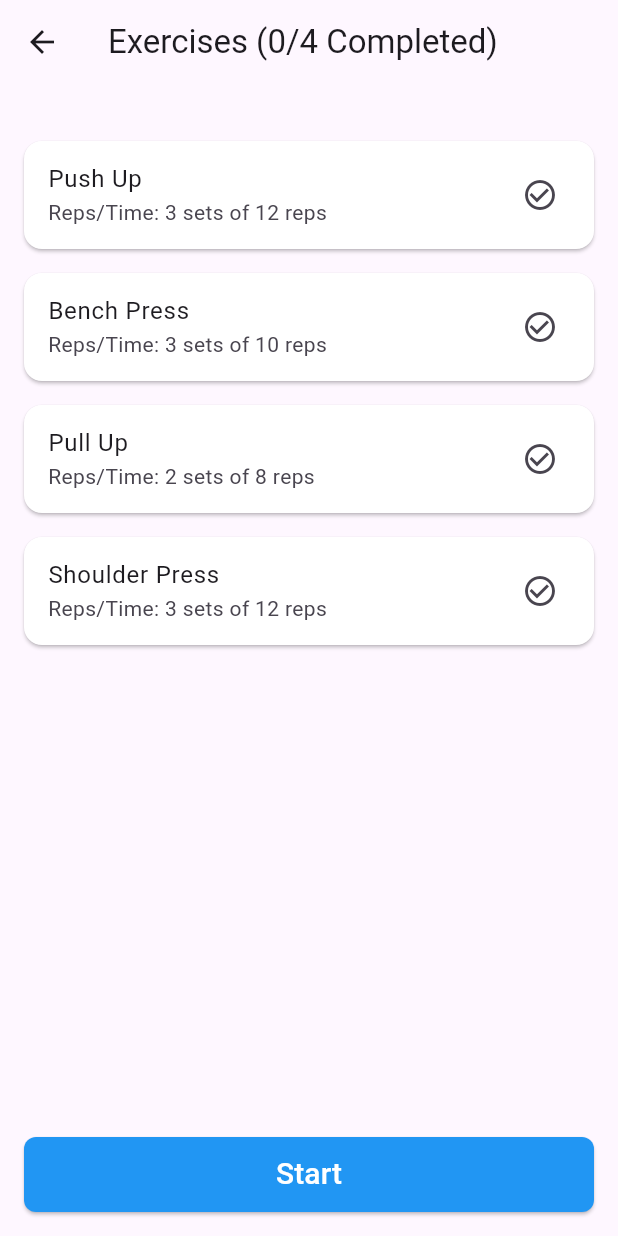
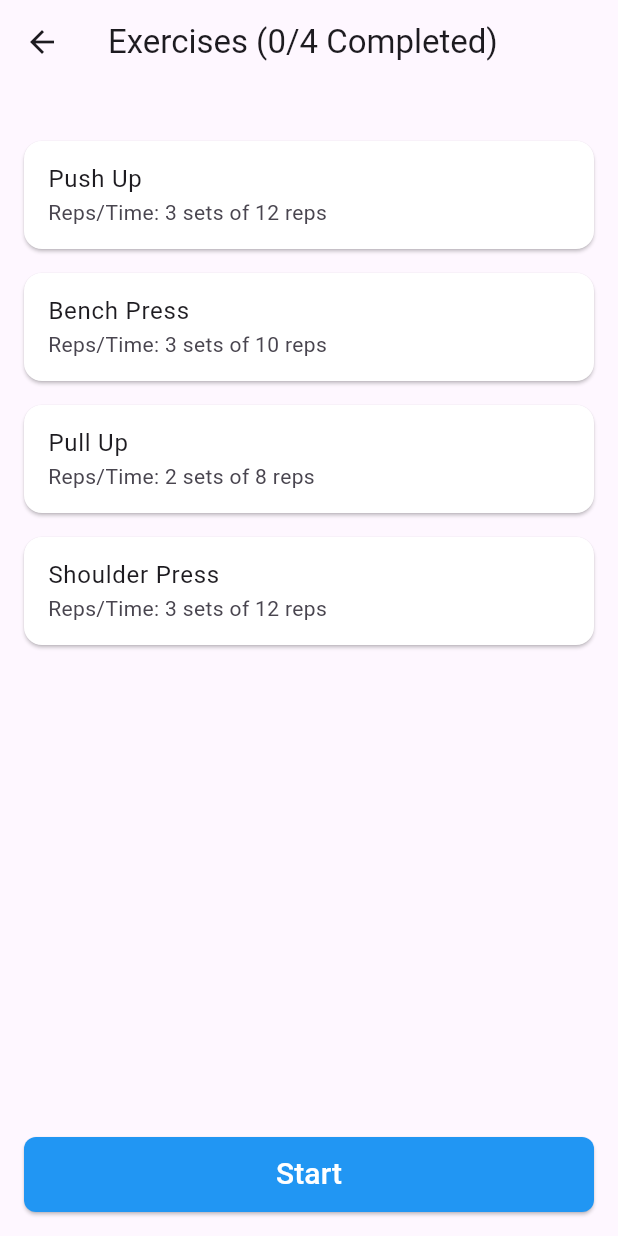
Before and after one commit to TanishSharmaTS/Workout, a Flutter app: the screen it shows after launch, after a tap on "Upper Body", on a phone screen of 412 x 824 dp. Run offline on Flutter 3.47's test engine with Material 3 defaults, Android fonts, the light colour scheme and no system bars; our stand-ins replace shared_preferences, table_calendar.

Commit message:
Updated the workout states

```diff
--- a/lib/workout_details.dart
+++ b/lib/workout_details.dart
@@ -140,10 +140,6 @@ class _WorkoutDetailPageState extends State<WorkoutDetailPage> {
       child: ListTile(
         title: Text(exercise.name),
         subtitle: Text('Reps/Time: ${exercise.repsOrTime}'),
-        trailing: Icon(
-          exerciseCompleted[index] ? Icons.check_circle : Icons.check_circle_outline,
-          color: exerciseCompleted[index] ? Colors.green : null,
-        ),
         onTap: () {
           Navigator.push(
             context,
```
